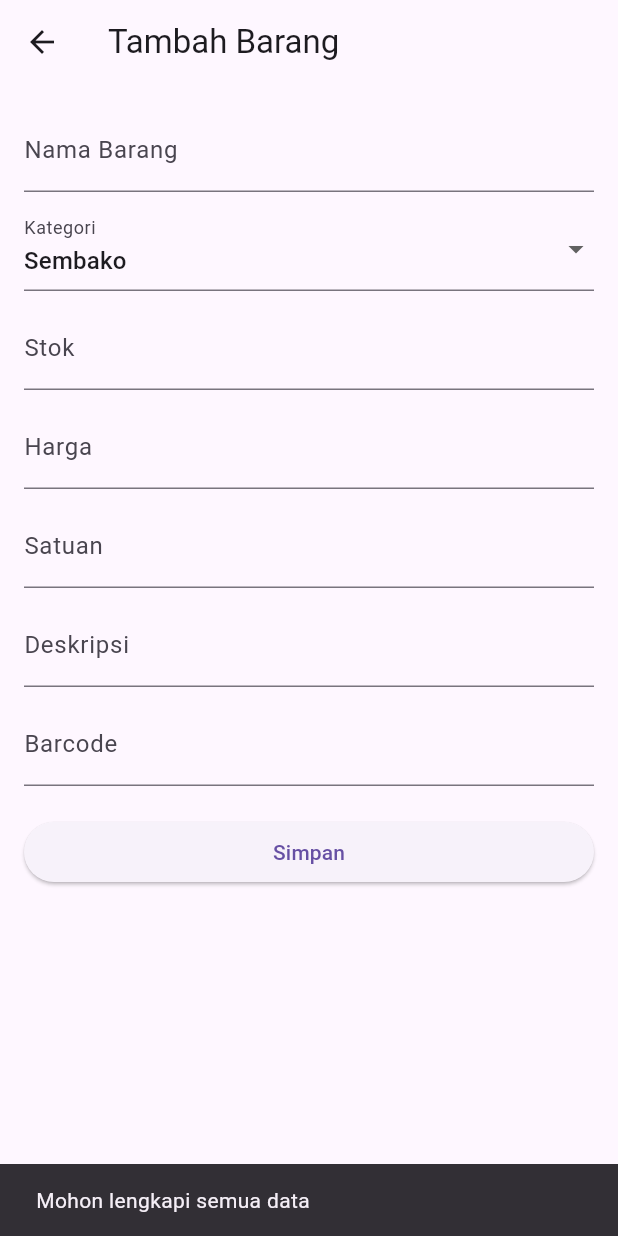
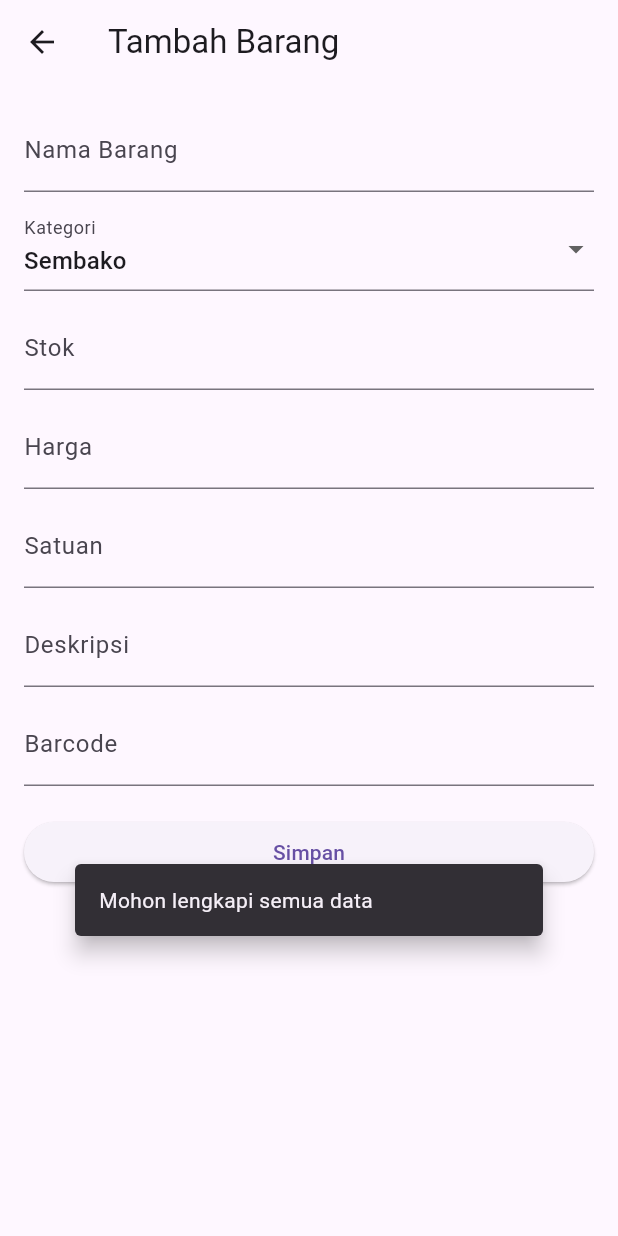
Before and after one commit to BangSaM0607/toko_warda, a Flutter app: the BarangFormPage screen opened directly, after a tap on "Simpan", on a phone screen of 412 x 824 dp. Run offline on Flutter 3.47's test engine with Material 3 defaults, Android fonts, the phone set to English and light mode, and no system bars; our stand-ins replace supabase_flutter; accounts and stored records are empty.

Commit message:
Enhance Snackbar notifications in BarangFormPage and BarangListPage with improved styling and duration

```diff
--- a/lib/pages/barang_form_page.dart
+++ b/lib/pages/barang_form_page.dart
@@ -1,3 +1,5 @@
+// barang_form_page.dart
+
 import 'package:flutter/material.dart';
 import 'package:supabase_flutter/supabase_flutter.dart';
 
@@ -107,7 +109,12 @@ class _BarangFormPageState extends State<BarangFormPage> {
                   _stokController.text.isEmpty ||
                   _hargaController.text.isEmpty) {
                 ScaffoldMessenger.of(context).showSnackBar(
-                  const SnackBar(content: Text('Mohon lengkapi semua data')),
+                  const SnackBar(
+                    content: Text('Mohon lengkapi semua data'),
+                    behavior: SnackBarBehavior.floating,
+                    margin: EdgeInsets.symmetric(horizontal: 50, vertical: 200),
+                    duration: Duration(seconds: 2),
+                  ),
                 );
                 return;
               }
@@ -135,7 +142,12 @@ class _BarangFormPageState extends State<BarangFormPage> {
                 Navigator.pop(context, 'saved');
               } catch (e) {
                 ScaffoldMessenger.of(context).showSnackBar(
-                  const SnackBar(content: Text('Gagal menyimpan data')),
+                  const SnackBar(
+                    content: Text('Gagal menyimpan data'),
+                    behavior: SnackBarBehavior.floating,
+                    margin: EdgeInsets.symmetric(horizontal: 50, vertical: 200),
+                    duration: Duration(seconds: 2),
+                  ),
                 );
               }
             },
```
Also changed, not shown: lib/pages/barang_list_page.dart (+31 -6 lines).
